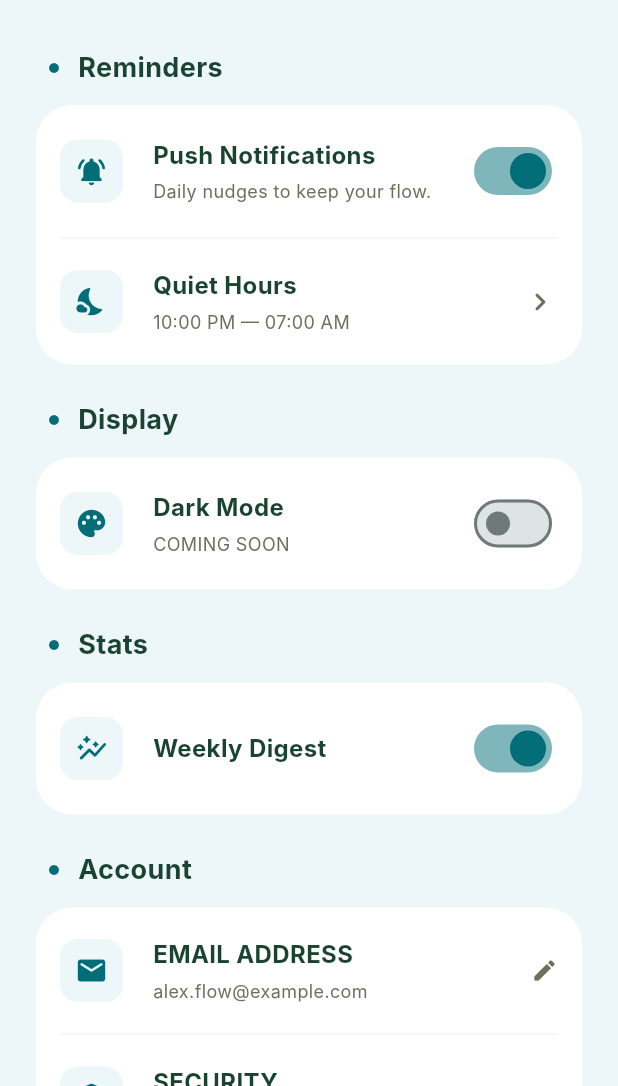
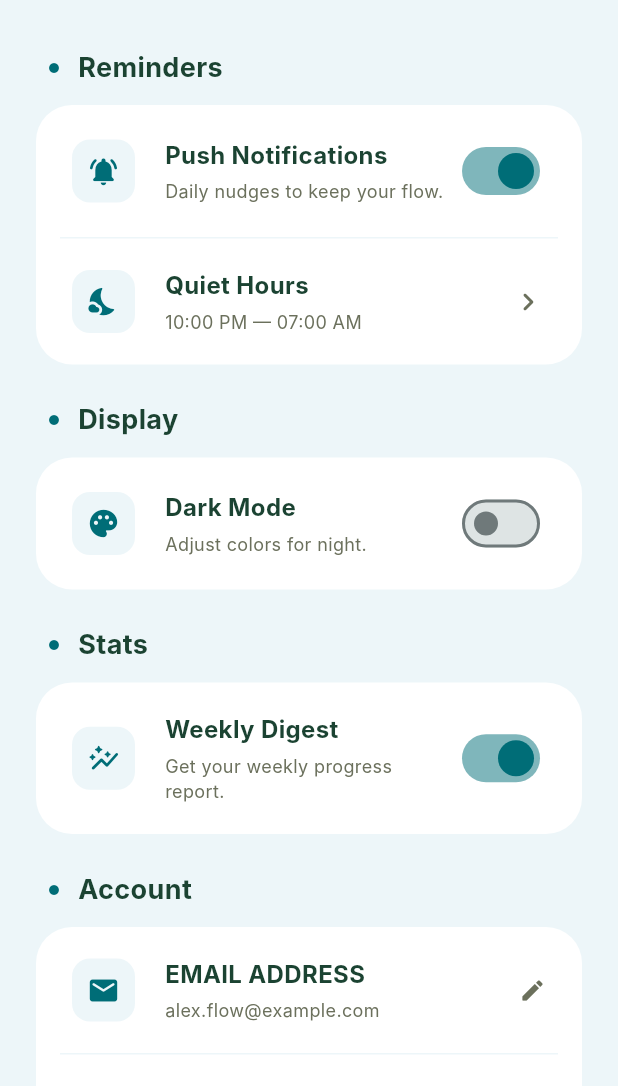
Before and after one commit to omaralaye/habitflow, a Flutter app: the SettingsScreen screen opened directly, on a phone screen of 412 x 824 dp, the part 150-1236 px from its top. Run offline on Flutter 3.47's test engine with Material 3 defaults, Android fonts, the phone set to English and light mode, and no system bars; our stand-ins replace animated_notch_bottom_bar; Roboto replaces fonts that are missing (Inter).

Commit message:
Make all buttons and links active on the Settings screen.
- Modified _buildSettingItem to support onTap callbacks and provide ripple feedback via InkWell.
- Implemented toggle logic for Push Notifications, Dark Mode, and Weekly Digest.
- Added mock feedback (SnackBar) for Quiet Hours, Email, Security, Privacy Policy, and Terms of Service.
- Removed "COMING SOON" placeholder from Dark Mode.
- Fixed a const expression error in the Settings screen build method.

Co-authored-by: omaralaye <199628096+omaralaye@users.noreply.github.com>

```diff
--- a/lib/screens/settings_screen.dart
+++ b/lib/screens/settings_screen.dart
@@ -40,6 +40,11 @@ class _SettingsScreenState extends State<SettingsScreen> {
                 Icons.notifications_active_rounded,
                 'Push Notifications',
                 'Daily nudges to keep your flow.',
+                onTap: () {
+                  setState(() {
+                    _pushNotifications = !_pushNotifications;
+                  });
+                },
                 trailing: Switch(
                   value: _pushNotifications,
                   onChanged: (v) {
@@ -54,6 +59,11 @@ class _SettingsScreenState extends State<SettingsScreen> {
                 Icons.nights_stay_rounded,
                 'Quiet Hours',
                 '10:00 PM — 07:00 AM',
+                onTap: () {
+                  ScaffoldMessenger.of(context).showSnackBar(
+                    const SnackBar(content: Text('Quiet Hours settings coming soon')),
+                  );
+                },
                 trailing: const Icon(Icons.chevron_right_rounded, color: AppColors.textGrey),
               ),
             ]),
@@ -62,7 +72,12 @@ class _SettingsScreenState extends State<SettingsScreen> {
               _buildSettingItem(
                 Icons.palette_rounded,
                 'Dark Mode',
-                'COMING SOON',
+                'Adjust colors for night.',
+                onTap: () {
+                  setState(() {
+                    _darkMode = !_darkMode;
+                  });
+                },
                 trailing: Switch(
                   value: _darkMode,
                   onChanged: (v) {
@@ -79,7 +94,12 @@ class _SettingsScreenState extends State<SettingsScreen> {
               _buildSettingItem(
                 Icons.auto_graph_rounded,
                 'Weekly Digest',
-                '',
+                'Get your weekly progress report.',
+                onTap: () {
+                  setState(() {
+                    _weeklyDigest = !_weeklyDigest;
+                  });
+                },
                 trailing: Switch(
                   value: _weeklyDigest,
                   onChanged: (v) {
@@ -97,22 +117,32 @@ class _SettingsScreenState extends State<SettingsScreen> {
                 Icons.email_rounded,
                 'EMAIL ADDRESS',
                 'alex.flow@example.com',
+                onTap: () {
+                  ScaffoldMessenger.of(context).showSnackBar(
+                    const SnackBar(content: Text('Email change coming soon')),
+                  );
+                },
                 trailing: const Icon(Icons.edit_rounded, size: 18, color: AppColors.textGrey),
               ),
               _buildSettingItem(
                 Icons.security_rounded,
                 'SECURITY',
                 'Two-Factor Auth',
+                onTap: () {
+                  ScaffoldMessenger.of(context).showSnackBar(
+                    const SnackBar(content: Text('Security settings coming soon')),
+                  );
+                },
                 trailing: const Icon(Icons.chevron_right_rounded, color: AppColors.textGrey),
               ),
             ]),
             const SizedBox(height: 48),
             _buildSignOutButton(context),
             const SizedBox(height: 48),
-            const Center(
+            Center(
               child: Column(
                 children: [
-                  Text(
+                  const Text(
                     'HABIT FLOW V2.4.0',
                     style: TextStyle(
                       fontSize: 10,
@@ -121,13 +151,13 @@ class _SettingsScreenState extends State<SettingsScreen> {
                       letterSpacing: 2,
                     ),
                   ),
-                  SizedBox(height: 16),
+                  const SizedBox(height: 16),
                   Row(
                     mainAxisAlignment: MainAxisAlignment.center,
                     children: [
-                      Text('Privacy Policy', style: TextStyle(fontSize: 12, color: AppColors.primary, fontWeight: FontWeight.w600)),
-                      SizedBox(width: 24),
-                      Text('Terms of Service', style: TextStyle(fontSize: 12, color: AppColors.primary, fontWeight: FontWeight.w600)),
+                      _buildFooterLink(context, 'Privacy Policy'),
+                      const SizedBox(width: 24),
+                      _buildFooterLink(context, 'Terms of Service'),
                     ],
                   ),
                 ],
@@ -183,9 +213,18 @@ class _SettingsScreenState extends State<SettingsScreen> {
     );
   }
 
-  Widget _buildSettingItem(IconData icon, String title, String subtitle, {required Widget trailing}) {
-    return Padding(
-      padding: const EdgeInsets.symmetric(vertical: 20),
+  Widget _buildSettingItem(
+    IconData icon,
+    String title,
+    String subtitle, {
+    required Widget trailing,
+    VoidCallback? onTap,
+  }) {
+    return InkWell(
+      onTap: onTap,
+      borderRadius: BorderRadius.circular(16),
+      child: Padding(
+        padding: const EdgeInsets.symmetric(vertical: 20, horizontal: 8),
         child: Row(
           children: [
             Container(
@@ -225,6 +264,29 @@ class _SettingsScreenState extends State<SettingsScreen> {
             trailing,
           ],
         ),
+      ),
+    );
+  }
+
+  Widget _buildFooterLink(BuildContext context, String text) {
+    return InkWell(
+      onTap: () {
+        ScaffoldMessenger.of(context).showSnackBar(
+          SnackBar(content: Text('$text coming soon')),
+        );
+      },
+      borderRadius: BorderRadius.circular(4),
+      child: Padding(
+        padding: const EdgeInsets.symmetric(horizontal: 4, vertical: 2),
+        child: Text(
+          text,
+          style: const TextStyle(
+            fontSize: 12,
+            color: AppColors.primary,
+            fontWeight: FontWeight.w600,
+          ),
+        ),
+      ),
     );
   }
 
```
Lines whose indentation alone changed are shown as unchanged.
